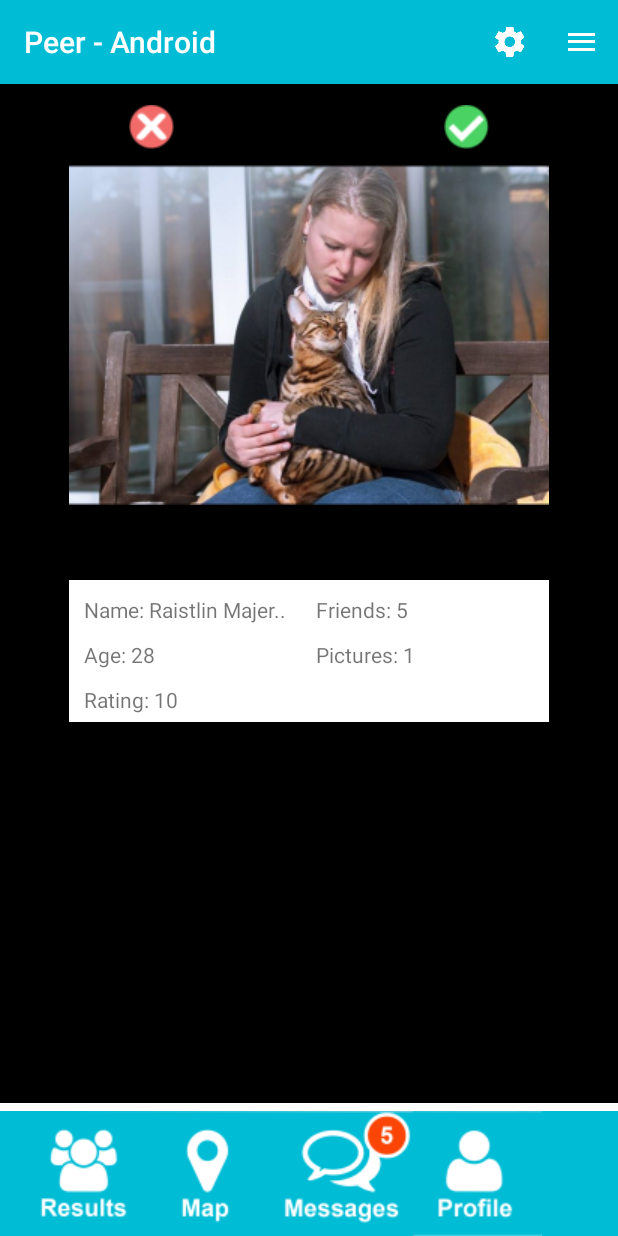
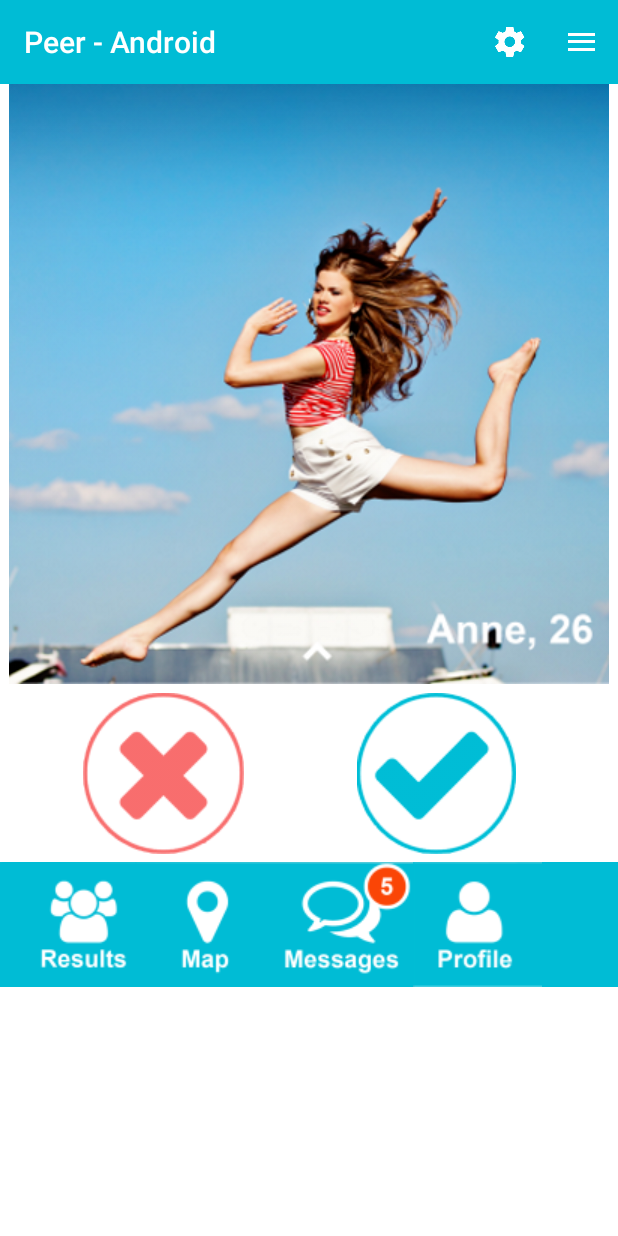
Before and after one commit to dantiags/PeerAndroid, an Android app: the HomeActivity screen opened directly, with no data from a screen before it, after a tap on an icon or button, on a phone screen of 412 x 824 dp. Run offline under Robolectric (Android 15) with nearby library versions, the phone set to English and light mode, and no system bars; 1 other tap on this screen came first.

Commit message:
new home

```diff
--- a/app/src/main/java/com/aycron/peerandroid/HomeActivity.java
+++ b/app/src/main/java/com/aycron/peerandroid/HomeActivity.java
@@ -16,6 +16,7 @@ public class HomeActivity extends BaseMenuActivity  implements OnClickListener {
 
     ImageButton yesButton;
     ImageButton noButton;
+    ImageButton matchImage;
 
 
     @Override
@@ -33,6 +34,7 @@ public class HomeActivity extends BaseMenuActivity  implements OnClickListener {
         messagesButton = (ImageButton) findViewById(R.id.imgMenuMessages);
         profileButton = (ImageButton) findViewById(R.id.imgMenuProfile);
         resultsButton = (ImageButton) findViewById(R.id.imgMenuResults);
+        matchImage = (ImageButton) findViewById(R.id.imgMainPicture);
         yesButton = (ImageButton) findViewById(R.id.imageYes);
         noButton = (ImageButton) findViewById(R.id.imageNo);
 
@@ -41,7 +43,9 @@ public class HomeActivity extends BaseMenuActivity  implements OnClickListener {
         profileButton.setOnClickListener(this);
         yesButton.setOnClickListener(this);
         noButton.setOnClickListener(this);
+        matchImage.setOnClickListener(this);
 
+        matchImage.setTag(R.drawable.match_photo1);
 
     }
 
@@ -64,14 +68,34 @@ public class HomeActivity extends BaseMenuActivity  implements OnClickListener {
                 break;
 
             case R.id.imageYes:
-                Intent intentNextMatchYes = new Intent(HomeActivity.this, Match2Activity.class);
-                startActivity(intentNextMatchYes);
+                changeMatchPicture((Integer)matchImage.getTag());
                 break;
-
             case R.id.imageNo:
-                Intent intentNextMatchNo = new Intent(HomeActivity.this, Match2Activity.class);
-                startActivity(intentNextMatchNo);
+                changeMatchPicture((Integer)matchImage.getTag());
+                break;
+            case R.id.imgMainPicture:
+                changeDetailsPicture((Integer)matchImage.getTag());
                 break;
         }
     }
+
+    private void changeMatchPicture(Integer resource){
+        if (resource == R.drawable.match_photo1 || resource == R.drawable.match_photo1_details){
+            matchImage.setImageResource(R.drawable.match_photo2);
+            matchImage.setTag(R.drawable.match_photo2);
+        }else  {
+            matchImage.setImageResource(R.drawable.match_photo1);
+            matchImage.setTag(R.drawable.match_photo1);
+        }
+    }
+
+    private void changeDetailsPicture(Integer resource){
+        if (resource == R.drawable.match_photo1){
+            matchImage.setImageResource(R.drawable.match_photo1_details);
+            matchImage.setTag(R.drawable.match_photo1_details);
+        }else  {
+            matchImage.setImageResource(R.drawable.match_photo1);
+            matchImage.setTag(R.drawable.match_photo1);
+        }
+    }
 }
--- a/app/src/main/java/com/aycron/peerandroid/Match2Activity.java
+++ /dev/null
@@ -1,74 +0,0 @@
-package com.aycron.peerandroid;
-
-import android.content.Intent;
-import android.support.v7.app.AppCompatActivity;
-import android.os.Bundle;
-import android.support.v7.widget.PopupMenu;
-import android.support.v7.widget.Toolbar;
-import android.view.View;
-import android.widget.ImageButton;
-
-public class Match2Activity extends BaseMenuActivity implements View.OnClickListener {
-
-    ImageButton yesButton;
-    ImageButton noButton;
-
-    @Override
-    protected void onCreate(Bundle savedInstanceState) {
-        super.onCreate(savedInstanceState);
-        setContentView(R.layout.activity_match2);
-
-        // Find the toolbar view inside the activity layout
-        Toolbar toolbar = (Toolbar) findViewById(R.id.toolbar);
-        // Sets the Toolbar to act as the ActionBar for this Activity window.
-        // Make sure the toolbar exists in the activity and is not null
-        setSupportActionBar(toolbar);
-
-        yesButton = (ImageButton) findViewById(R.id.imageYes);
-        noButton = (ImageButton) findViewById(R.id.imageNo);
-
-        yesButton.setOnClickListener(this);
-        noButton.setOnClickListener(this);
-
-        messagesButton = (ImageButton) findViewById(R.id.imgMenuMessages);
-        mapsButton = (ImageButton) findViewById(R.id.imgMenuMap);
-        resultsButton = (ImageButton) findViewById(R.id.imgMenuResults);
-        profileButton = (ImageButton) findViewById(R.id.imgMenuProfile);
-
-        messagesButton.setOnClickListener(this);
-        mapsButton.setOnClickListener(this);
-        resultsButton.setOnClickListener(this);
-        profileButton.setOnClickListener(this);
-    }
-
-
-    @Override
-    public void onClick(View v) {
-        switch (v.getId()){
-            case R.id.imgMenuMap:
-                Intent intentMap = new Intent(Match2Activity.this, MapActivity.class);
-                startActivity(intentMap);
-                break;
-
-            case R.id.imgMenuMessages:
-                Intent intentMessages = new Intent(Match2Activity.this, MessagesActivity.class);
-                startActivity(intentMessages);
-                break;
-
-            case R.id.imgMenuProfile:
-                Intent intentProfile = new Intent(Match2Activity.this, ProfileActivity.class);
-                startActivity(intentProfile);
-                break;
-
-            case R.id.imageYes:
-                Intent intentNextMatchYes = new Intent(Match2Activity.this, HomeActivity.class);
-                startActivity(intentNextMatchYes);
-                break;
-
-            case R.id.imageNo:
-                Intent intentNextMatchNo = new Intent(Match2Activity.this, HomeActivity.class);
-                startActivity(intentNextMatchNo);
-                break;
-        }
-    }
-}
--- a/app/src/main/res/layout/activity_match2.xml
+++ /dev/null
@@ -1,135 +0,0 @@
-<?xml version="1.0" encoding="utf-8"?>
-<RelativeLayout xmlns:android="http://schemas.android.com/apk/res/android"
-    xmlns:tools="http://schemas.android.com/tools"
-    android:layout_width="match_parent"
-    android:layout_height="match_parent"
-    android:background="#000"
-    tools:context="com.aycron.peerandroid.Match2Activity">
-
-    <!-- Load the toolbar here -->
-    <include
-        layout="@layout/toolbar_main"
-        android:layout_width="match_parent"
-        android:layout_height="wrap_content"/>
-
-    <!-- Rest of content for the activity -->
-
-    <ImageButton
-        android:layout_width="wrap_content"
-        android:layout_height="wrap_content"
-        android:id="@+id/imageNo"
-        android:src="@drawable/nobutton"
-        android:background="#000"
-        android:layout_alignParentTop="true"
-        android:layout_alignLeft="@+id/imageMainPicture"
-        android:layout_alignStart="@+id/imageMainPicture"
-        android:layout_marginLeft="40dp"
-        android:layout_marginStart="40dp"
-        android:layout_marginTop="70dp" />
-
-    <ImageButton
-        android:layout_width="wrap_content"
-        android:layout_height="wrap_content"
-        android:id="@+id/imageYes"
-        android:src="@drawable/yesbutton"
-        android:background="#000"
-        android:layout_alignParentTop="true"
-        android:layout_marginRight="40dp"
-        android:layout_marginEnd="40dp"
-        android:layout_below="@+id/imageNo"
-        android:layout_alignRight="@+id/imageMainPicture"
-        android:layout_alignEnd="@+id/imageMainPicture"
-        android:layout_marginTop="70dp" />
-
-    <ImageButton
-        android:layout_width="wrap_content"
-        android:layout_height="wrap_content"
-        android:id="@+id/imageMainPicture"
-        android:src="@drawable/match2image"
-        android:background="#000"
-        android:layout_below="@+id/imageNo"
-        android:layout_centerHorizontal="true"
-        android:layout_marginTop="10dp" />
-
-
-    <GridLayout
-        android:layout_width="match_parent"
-        android:layout_height="wrap_content"
-        android:layout_below="@+id/imageMainPicture"
-        android:layout_alignLeft="@+id/imageMainPicture"
-        android:layout_alignStart="@+id/imageMainPicture"
-        android:layout_marginTop="50dp"
-        android:columnCount="2"
-        android:background="#FFFFFF"
-        android:layout_alignRight="@+id/imageMainPicture"
-        android:layout_alignEnd="@+id/imageMainPicture"
-        android:id="@+id/gridLayout">
-
-        <TextView
-            android:layout_width="wrap_content"
-            android:layout_height="wrap_content"
-            android:text="Name: Raistlin Majer.."
-            android:id="@+id/tvName"
-            android:paddingLeft="10dp"
-            android:paddingBottom="5dp"
-            android:paddingRight="10dp"
-            android:paddingTop="10dp"/>
-
-        <TextView
-            android:layout_width="match_parent"
-            android:layout_height="wrap_content"
-            android:text="Friends: 5"
-            android:id="@+id/tvFriends"
-            android:paddingLeft="10dp"
-            android:paddingBottom="5dp"
-            android:paddingRight="10dp"
-            android:paddingTop="5dp"/>
-
-        <TextView
-            android:layout_width="wrap_content"
-            android:layout_height="wrap_content"
-            android:text="Age: 28"
-            android:id="@+id/tvAge"
-            android:paddingLeft="10dp"
-            android:paddingBottom="5dp"
-            android:paddingRight="10dp"
-            android:paddingTop="5dp"/>
-
-        <TextView
-            android:layout_width="wrap_content"
-            android:layout_height="wrap_content"
-            android:text="Pictures: 1"
-            android:id="@+id/tvPics"
-            android:paddingLeft="10dp"
-            android:paddingBottom="5dp"
-            android:paddingRight="10dp"
-            android:paddingTop="5dp"/>
-
-        <TextView
-            android:layout_width="wrap_content"
-            android:layout_height="wrap_content"
-            android:text="Rating: 10"
-            android:id="@+id/tvRating"
-            android:paddingLeft="10dp"
-            android:paddingBottom="5dp"
-            android:paddingRight="10dp"
-            android:paddingTop="5dp"/>
-
-    </GridLayout>
-
-    <LinearLayout
-        android:orientation="horizontal"
-        android:layout_width="match_parent"
-        android:layout_height="wrap_content"
-        android:layout_alignParentBottom="true"
-        android:layout_alignParentLeft="true"
-        android:layout_alignParentStart="true"
-        android:background="#FFFFFF"
-        >
-        <include layout="@layout/menu_bar_layout" >
-
-        </include>
-    </LinearLayout>
-
-
-</RelativeLayout>
```
Also changed, not shown: app/src/main/AndroidManifest.xml (+0 -7 lines), app/src/main/res/layout/activity_home.xml (+34 -97 lines), app/src/main/res/drawable/match2image.png (deleted), app/src/main/res/drawable/match_photo1.png (added), app/src/main/res/drawable/match_photo1_details.png (added), app/src/main/res/drawable/match_photo2.png (added), app/src/main/res/drawable/matchpicture.png (deleted), app/src/main/res/drawable/no_button.png (added), app/src/main/res/drawable/nobutton.png (deleted), app/src/main/res/drawable/yes_button.png (added), app/src/main/res/drawable/yesbutton.png (deleted).
